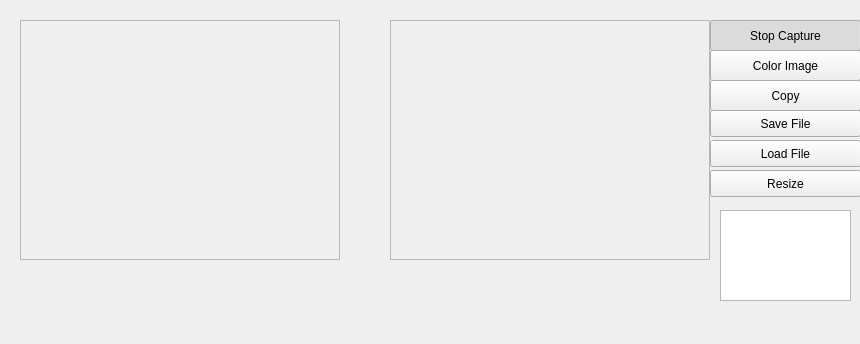
MenaRicci/VisionArtificial, file mainwindow.ui: the form before one commit.
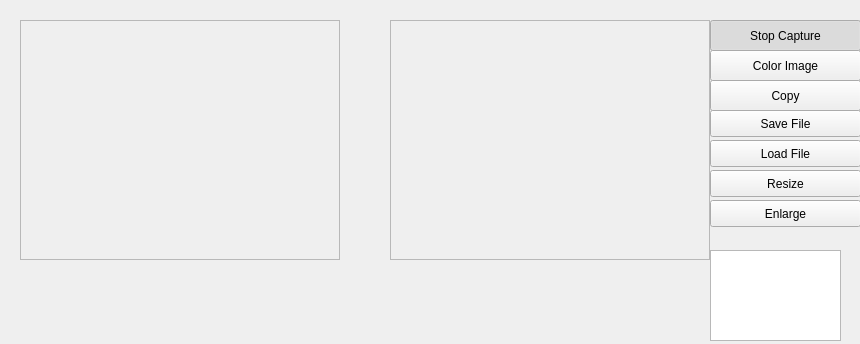
The form after the commit.

Diff of the .ui file:
```diff
--- a/mainwindow.ui
+++ b/mainwindow.ui
@@ -147,13 +147,26 @@
   <widget class="QTextEdit" name="textEdit">
    <property name="geometry">
     <rect>
-     <x>720</x>
-     <y>210</y>
+     <x>710</x>
+     <y>250</y>
      <width>131</width>
      <height>91</height>
     </rect>
    </property>
   </widget>
+  <widget class="QPushButton" name="EnlargeButton">
+   <property name="geometry">
+    <rect>
+     <x>710</x>
+     <y>200</y>
+     <width>151</width>
+     <height>27</height>
+    </rect>
+   </property>
+   <property name="text">
+    <string>Enlarge</string>
+   </property>
+  </widget>
  </widget>
  <resources/>
  <connections/>
```
